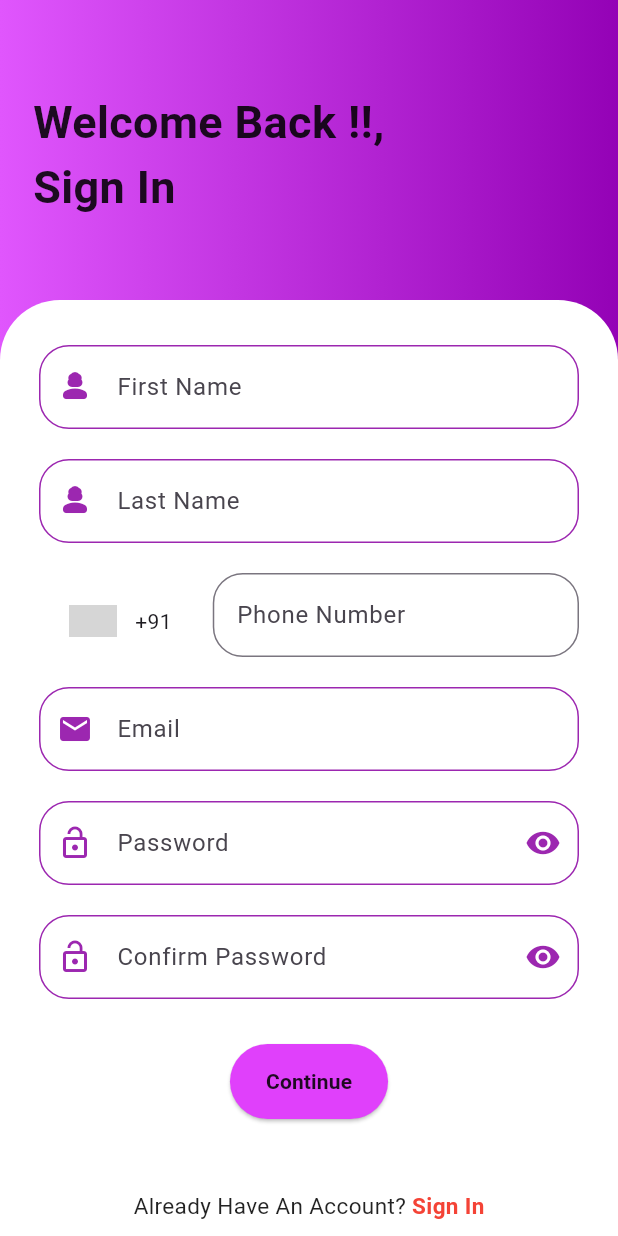
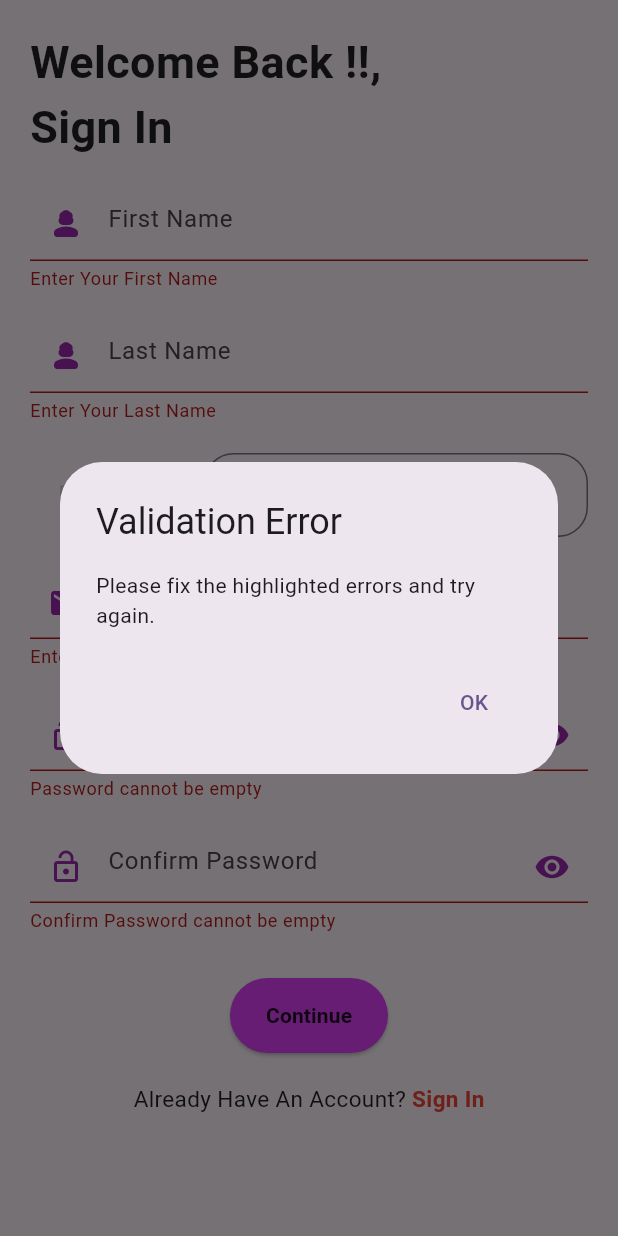
Before and after one commit to Tusharnp16/healthify, a Flutter app: the Signup screen opened directly, after a tap on "Continue", on a phone screen of 412 x 824 dp. Run offline on Flutter 3.47's test engine with Material 3 defaults, Android fonts, the phone set to English and light mode, and no system bars; drawn by our look-alikes of intl_phone_number_input; our stand-ins replace firebase_core, firebase_storage, get, google_nav_bar, image_picker; accounts and stored records are empty; grey boxes are pictures that could not be loaded.

Commit message:
sign up page pixel overflow problem solved

```diff
--- a/lib/signup.dart
+++ b/lib/signup.dart
@@ -1,11 +1,8 @@
 import 'package:flutter/material.dart';
 import 'package:flutter/services.dart';
 import 'package:intl_phone_number_input/intl_phone_number_input.dart';
-// import 'package:mask_text_formatter/mask_text_formatter.dart';
 
 import 'login.dart';
-
-
 
 class Signup extends StatefulWidget {
   @override
@@ -20,7 +17,8 @@
   }
 
   @override
-  TextEditingValue formatEditValue(TextEditingValue oldValue, TextEditingValue newValue) {
+  TextEditingValue formatEditValue(
+      TextEditingValue oldValue, TextEditingValue newValue) {
     if (newValue.text.length > 10) {
       return TextEditingValue(
         text: oldValue.text,
@@ -36,10 +34,8 @@
   final TextEditingController _emailController = TextEditingController();
   final TextEditingController _passwordController = TextEditingController();
   final TextEditingController _phoneNumberController = TextEditingController();
-  final TextEditingController _confirmPasswordController = TextEditingController();
-
-  // TextEditingController _phoneNumberController = TextEditingController();
-
+  final TextEditingController _confirmPasswordController =
+  TextEditingController();
 
   TextEditingController _nameController = TextEditingController();
   TextEditingController _lnameController = TextEditingController();
@@ -54,24 +50,18 @@
   bool _isPasswordHidden = true;
   bool _isConfirmPasswordHidden = true;
 
-
   @override
   Widget build(BuildContext context) {
     return Scaffold(
       resizeToAvoidBottomInset: false,
-      body: Stack(
+      body: SafeArea(
+        child: SingleChildScrollView(
+          child: Padding(
+            padding: const EdgeInsets.all(20.0),
+            child: Column(
+              crossAxisAlignment: CrossAxisAlignment.start,
               children: [
-          Container(
-            height: double.infinity,
-            width: double.infinity,
-            decoration: BoxDecoration(
-              gradient: LinearGradient(
-                colors: [Color(0xffe056fd), Color(0xff9402b6)],
-              ),
-            ),
-            child: Padding(
-              padding: const EdgeInsets.only(top: 60.0, left: 22),
-              child: Text(
+                Text(
                   "Welcome Back !!,\nSign In",
                   style: TextStyle(
                     fontSize: 30,
@@ -79,30 +69,10 @@
                     fontWeight: FontWeight.bold,
                   ),
                 ),
-            ),
-          ),
-          Padding(
-            padding: const EdgeInsets.only(top: 200.0),
-
-            child: Container(
-              decoration: BoxDecoration(
-                borderRadius: BorderRadius.only(
-                  topLeft: Radius.circular(40),
-                  topRight: Radius.circular(40),
-                ),
-                color: Colors.white,
-              ),
-              height: double.infinity,
-              width: double.infinity,
-              child: SingleChildScrollView(
-                child: Padding(
-                  padding: EdgeInsets.symmetric(horizontal: 18.0),
-                  child: Padding(
-                    padding: EdgeInsets.only(top: 30, left: 8, right: 8),
-                    child: Form(
+                SizedBox(height: 20),
+                Form(
                   key: _formKey,
                   child: Column(
-                        mainAxisAlignment: MainAxisAlignment.center,
                     children: [
                       _buildTextInput(
                         controller: _nameController,
@@ -111,8 +81,7 @@
                         errorText: _nameErr,
                         icon: Icons.person_3_rounded,
                       ),
-                          const SizedBox(height: 20),
-
+                      SizedBox(height: 20),
                       _buildTextInput(
                         controller: _lnameController,
                         onChanged: _validateLastName,
@@ -120,11 +89,9 @@
                         errorText: _lnameErr,
                         icon: Icons.person_3_rounded,
                       ),
-                          const SizedBox(height: 20),
-
+                      SizedBox(height: 20),
                       _buildPhoneNumberField(),
-
-                          const SizedBox(height: 20),
+                      SizedBox(height: 20),
                       _buildTextInput(
                         controller: _emailController,
                         onChanged: _validateEmail,
@@ -132,8 +99,7 @@
                         errorText: _emailErr,
                         icon: Icons.mail,
                       ),
-
-                          const SizedBox(height: 20),
+                      SizedBox(height: 20),
                       _buildPasswordField(
                         controller: _passwordController,
                         onChanged: _validatePassword,
@@ -143,7 +109,7 @@
                         isHidden: _isPasswordHidden,
                         onPressed: _togglePasswordVisibility,
                       ),
-                          const SizedBox(height: 20),
+                      SizedBox(height: 20),
                       _buildPasswordField(
                         controller: _confirmPasswordController,
                         onChanged: _validateConfirmPassword,
@@ -153,7 +119,7 @@
                         isHidden: _isConfirmPasswordHidden,
                         onPressed: _toggleConfirmPasswordVisibility,
                       ),
-                          const SizedBox(height: 30),
+                      SizedBox(height: 30),
                       ElevatedButton(
                         onPressed: _validateAndNavigate,
                         style: ElevatedButton.styleFrom(
@@ -173,23 +139,14 @@
                           ),
                         ),
                       ),
-                          const SizedBox(height: 25),
                     ],
                   ),
                 ),
-                  ),
-                ),
-              ),
-            ),
-          ),
-          Positioned(
-            bottom: 10,
-            left: 5,
-            right: 5,
-            child: Row(
+                SizedBox(height: 20),
+                Row(
                   mainAxisAlignment: MainAxisAlignment.center,
                   children: [
-                const Text(
+                    Text(
                       "Already Have An Account? ",
                       style: TextStyle(
                         fontSize: 15,
@@ -197,7 +154,7 @@
                       ),
                     ),
                     GestureDetector(
-                  child: const Text(
+                      child: Text(
                         "Sign In",
                         style: TextStyle(
                           fontWeight: FontWeight.bold,
@@ -209,15 +166,17 @@
                         Navigator.push(
                           context,
                           MaterialPageRoute(
-                        builder: (context) => const loginscreen(),
+                            builder: (context) => loginscreen(),
                           ),
                         );
                       },
                     ),
                   ],
                 ),
+              ],
             ),
-        ],
+          ),
+        ),
       ),
     );
   }
@@ -225,12 +184,8 @@
   Widget _buildPhoneNumberField() {
     return InternationalPhoneNumberInput(
       onInputChanged: _validatePhoneNumber,
-      onInputValidated: (bool value) {
-        // Handle validation state
-      },
       selectorConfig: SelectorConfig(
         selectorType: PhoneInputSelectorType.BOTTOM_SHEET,
-        // initialCountryIsoCode: 'IN', // Set default country to India
       ),
       ignoreBlank: false,
       autoValidateMode: AutovalidateMode.onUserInteraction,
@@ -240,10 +195,8 @@
       errorMessage: _phoneNumberErr,
       hintText: 'Phone Number',
       initialValue: PhoneNumber(isoCode: 'IN'),
-      // ... other code
     );
   }
-
 
   Widget _buildTextInput({
     required TextEditingController controller,
@@ -304,7 +257,6 @@
 
   void _validateName(String value) {
     setState(() {
-      // Validation logic for the first name
       _nameErr = value.isEmpty
           ? 'Enter Your First Name'
           : (RegExp(r'^[a-zA-Z]+$').hasMatch(value)
@@ -316,7 +268,6 @@
 
   void _validateLastName(String value) {
     setState(() {
-      // Validation logic for the last name
       _lnameErr = value.isEmpty
           ? 'Enter Your Last Name'
           : (RegExp(r'^[a-zA-Z]+$').hasMatch(value)
@@ -328,7 +279,6 @@
 
   void _validateEmail(String value) {
     setState(() {
-      // Validation logic for email
       _emailErr = RegExp(
         r'^[a-zA-Z0-9._%+-]+@[a-zA-Z0-9.-]+\.[a-zA-Z]{2,}$',
       ).hasMatch(value)
@@ -337,10 +287,8 @@
     });
   }
 
-
   void _validatePassword(String value) {
     setState(() {
-      // Validation logic for password
       _passwordController.value = _passwordController.value.copyWith(
         text: value,
         selection: TextSelection.collapsed(offset: value.length),
@@ -349,10 +297,8 @@
     });
   }
 
-
   void _validateConfirmPassword(String value) {
     setState(() {
-      // Validation logic for confirm password
       _confirmPasswordController.value =
           _confirmPasswordController.value.copyWith(
             text: value,
@@ -361,7 +307,6 @@
       _confirmPasswordErr = _validateConfirmPasswordRules(value);
     });
   }
-
 
   String? _validatePasswordRules(String value) {
     if (value.isEmpty) {
@@ -405,7 +350,8 @@
 
   void _validatePhoneNumber(PhoneNumber phoneNumber) {
     setState(() {
-      if (phoneNumber.phoneNumber == null || phoneNumber.phoneNumber!.isEmpty) {
+      if (phoneNumber.phoneNumber == null ||
+          phoneNumber.phoneNumber!.isEmpty) {
         _phoneNumberErr = 'Phone number cannot be empty';
       } else if (phoneNumber.phoneNumber!.length != 13) {
         _phoneNumberErr = phoneNumber.phoneNumber!.length < 13
@@ -421,19 +367,12 @@
   }
 
   void _validateAndNavigate() {
-    // Check for empty fields first
-    if (_nameController.text.isEmpty ||
-        _lnameController.text.isEmpty ||
-        _emailController.text.isEmpty ||
-        _phoneNumberController.text.isEmpty ||
-        _passwordController.text.isEmpty ||
-        _confirmPasswordController.text.isEmpty) {
-      // At least one field is empty, show a message or handle it accordingly
-      print('Please fill in all fields.');
-      return;
-    }
+    _validateName(_nameController.text);
+    _validateLastName(_lnameController.text);
+    _validateEmail(_emailController.text);
+    _validatePassword(_passwordController.text);
+    _validateConfirmPassword(_confirmPasswordController.text);
 
-    // Validate all fields before navigating to the login page
     if (_nameErr == null &&
         _lnameErr == null &&
         _emailErr == null &&
@@ -452,7 +391,8 @@
         builder: (context) {
           return AlertDialog(
             title: Text('Validation Error'),
-            content: Text('Please fix the highlighted errors and try again.'),
+            content:
+            Text('Please fix the highlighted errors and try again.'),
             actions: [
               TextButton(
                 onPressed: () {
```
Lines whose indentation alone changed are shown as unchanged.
